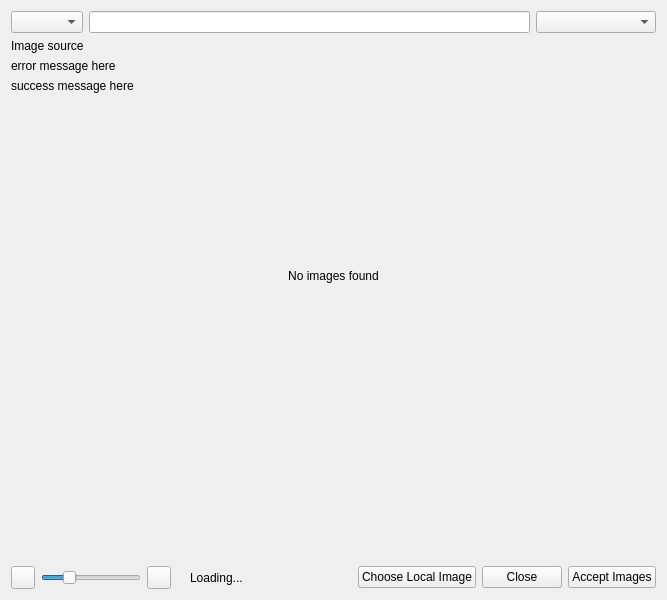
Komet/MediaElch, file src/ui/image/ImageDialog.ui: the form before one commit.
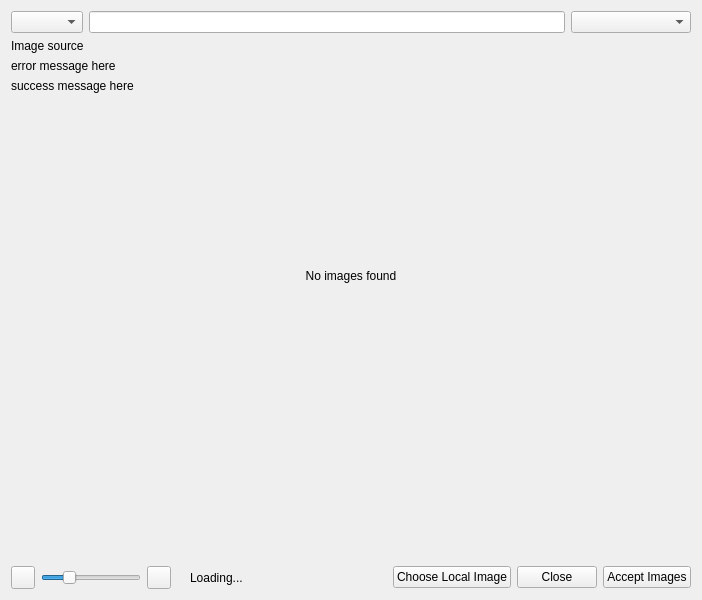
The form after the commit. Icons and pictures are not drawn. Custom widgets are drawn as their Qt base class.

Commit message:
fix(UI): Fix image column count in image dialogs on first appearance
The image dialog window is resized during `exec()`.  That, however,
does not immediately resize the image table.  That happens later, as
children's size is based on the parents size.  This has the effect,
that the column-calculation is based on a lower size than is being shown
to the user.  By postponing the calculation to the next event loop
iteration, we get a proper number of columns.

Diff of the .ui file:
```diff
--- a/src/ui/image/ImageDialog.ui
+++ b/src/ui/image/ImageDialog.ui
@@ -9,7 +9,7 @@
    <rect>
     <x>0</x>
     <y>0</y>
-    <width>667</width>
+    <width>702</width>
     <height>600</height>
    </rect>
   </property>
@@ -73,6 +73,12 @@
    </item>
    <item>
     <widget class="QStackedWidget" name="stackedWidget">
+     <property name="sizePolicy">
+      <sizepolicy hsizetype="Expanding" vsizetype="Preferred">
+       <horstretch>0</horstretch>
+       <verstretch>0</verstretch>
+      </sizepolicy>
+     </property>
      <property name="autoFillBackground">
       <bool>true</bool>
      </property>
```
The commit also changes 10 other files.
